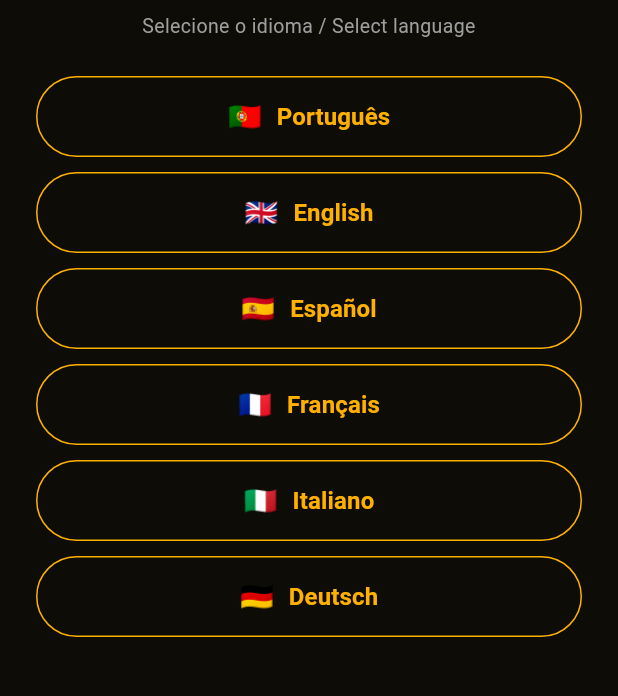
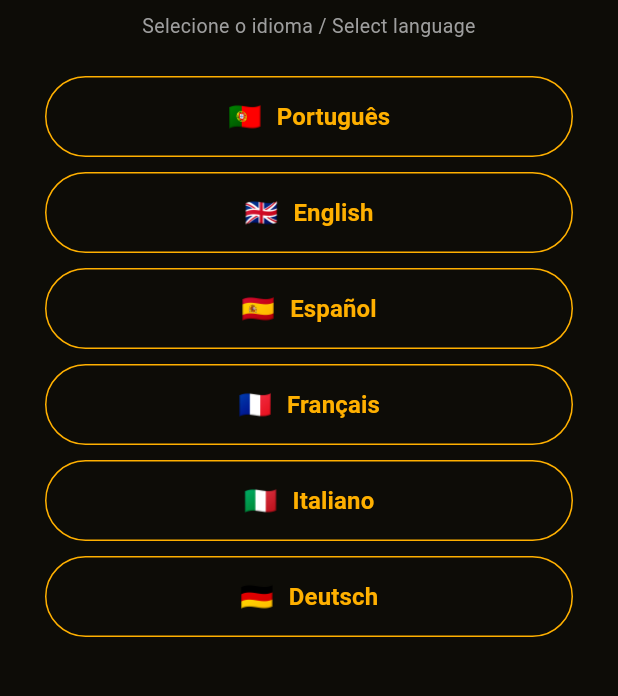
Before and after one commit to lumigrsa-prog/Navoa, a Flutter app: the screen it shows after launch, on a phone screen of 412 x 824 dp, the part 374-1070 px from its top. Run offline on Flutter 3.47's test engine with Material 3 defaults, Android fonts, the phone set to English and light mode, and no system bars.

Commit message:
fix: corrige delimitacao de restricoes do container no ecrã de idiomas

```diff
--- a/lib/main.dart
+++ b/lib/main.dart
@@ -68,7 +68,7 @@ class LanguageSelectScreen extends StatelessWidget {
   final Function(String) onSelect;
   const LanguageSelectScreen({super.key, required this.onSelect});
 
-  static const List<Map<String, String>> languages = [
+  static final List<Map<String, String>> languages = [
     {'code': 'pt', 'label': 'Português', 'flag': '🇵🇹'},
     {'code': 'en', 'label': 'English', 'flag': '🇬🇧'},
     {'code': 'es', 'label': 'Español', 'flag': '🇪🇸'},
@@ -84,7 +84,7 @@ class LanguageSelectScreen extends StatelessWidget {
         child: SingleChildScrollView(
           child: Container(
             padding: const EdgeInsets.all(24),
-            maxWidth: 400,
+            constraints: const BoxConstraints(maxWidth: 400),
             child: Column(
               mainAxisAlignment: MainAxisAlignment.center,
               crossAxisAlignment: CrossAxisAlignment.stretch,
@@ -108,10 +108,8 @@ class LanguageSelectScreen extends StatelessWidget {
                   style: TextStyle(color: Colors.grey, fontSize: 13),
                 ),
                 const SizedBox(height: 24),
-                ...languages.map((lang) {
-                  return Padding(
-                    padding: const EdgeInsets.only(bottom: 10.0),
-                    child: OutlinedButton(
+                for (var lang in languages) ...[
+                  OutlinedButton(
                     style: OutlinedButton.styleFrom(
                       foregroundColor: const Color(0xFFFFB000),
                       side: const BorderSide(color: Color(0xFFFFB000)),
@@ -130,8 +128,8 @@ class LanguageSelectScreen extends StatelessWidget {
                       ],
                     ),
                   ),
-                  );
-                }),
+                  const SizedBox(height: 10),
+                ],
               ],
             ),
           ),
```
Lines whose indentation alone changed are shown as unchanged.
